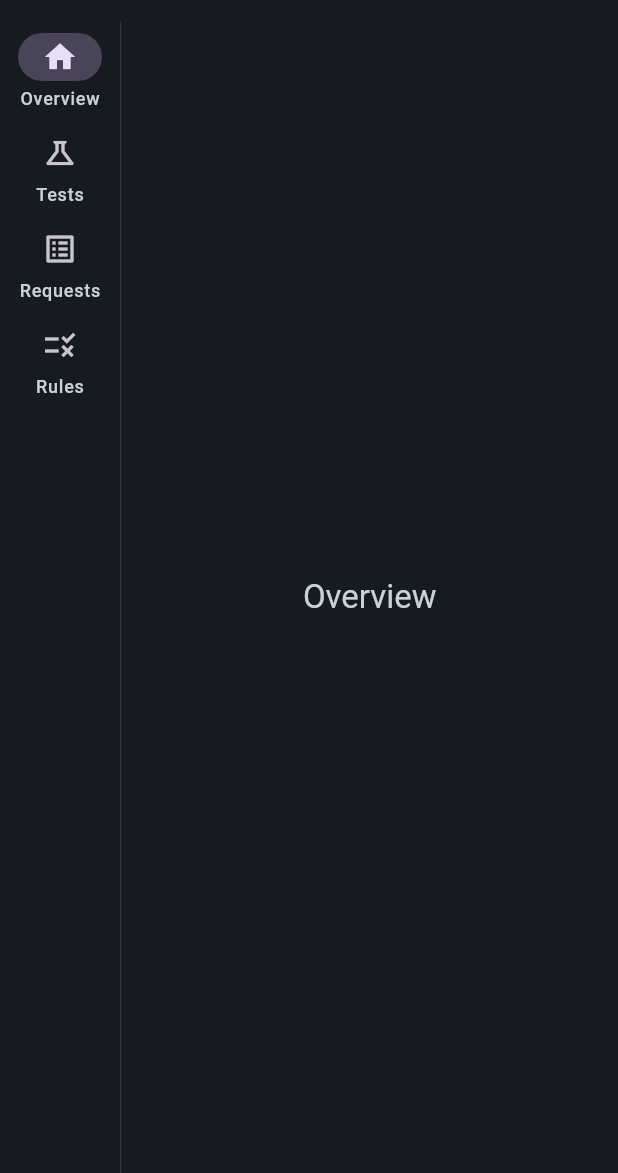
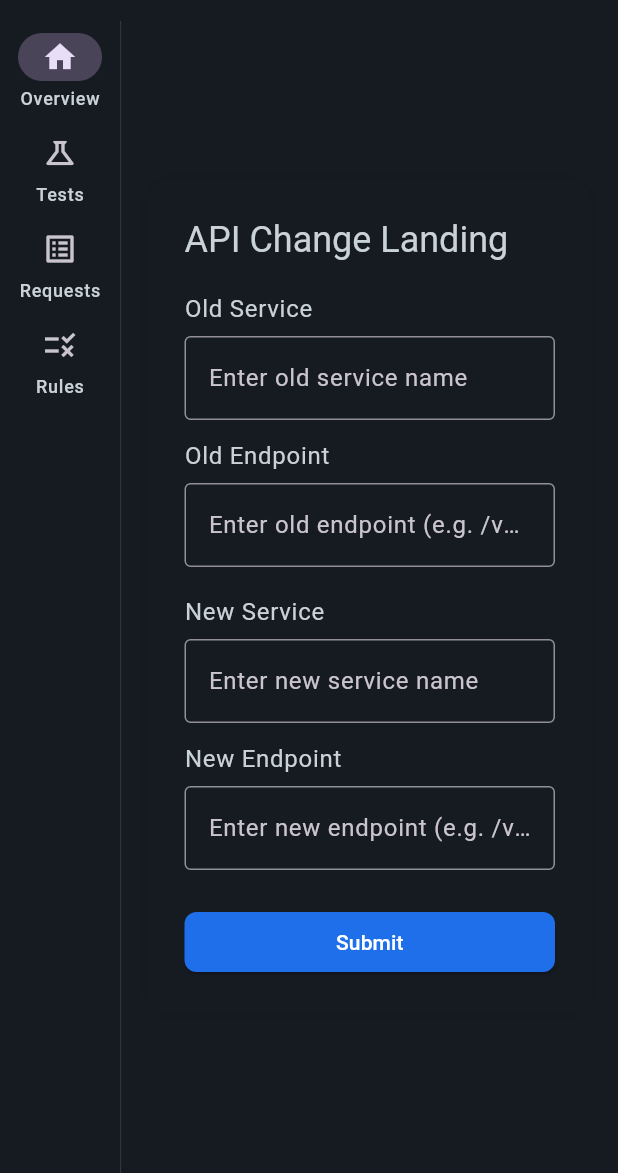
Before and after one commit to Arian04/UpGuardian, a Flutter app: the screen it shows after launch, after a tap on "Overview", on a phone screen of 412 x 824 dp, the part 63-1236 px from its top. Run offline on Flutter 3.47's test engine with Material 3 defaults, Android fonts, the phone set to English and light mode, and no system bars.

Commit message:
create input for endpoints

```diff
--- a/frontend/lib/my_home_page.dart
+++ b/frontend/lib/my_home_page.dart
@@ -10,6 +10,7 @@ class MyHomePage extends StatefulWidget {
 }
 
 class _MyHomePageState extends State<MyHomePage> {
+
   int _selectedIndex = 1; // default to API Changes
   int _selectedChangeIndex = 0;
 
@@ -18,6 +19,43 @@ class _MyHomePageState extends State<MyHomePage> {
     'example/repo',
   ];
   String _selectedRepo = 'arian04/upguardian';
+
+  // Controllers for landing page inputs
+  final TextEditingController _oldServiceController = TextEditingController();
+  final TextEditingController _oldEndpointController = TextEditingController();
+  final TextEditingController _newServiceController = TextEditingController();
+  final TextEditingController _newEndpointController = TextEditingController();
+
+  // Temporary variables to store input
+  String oldService = '';
+  String oldEndpoint = '';
+  String newService = '';
+  String newEndpoint = '';
+
+  @override
+  void dispose() {
+    _oldServiceController.dispose();
+    _oldEndpointController.dispose();
+    _newServiceController.dispose();
+    _newEndpointController.dispose();
+    super.dispose();
+  }
+
+  void _showAlert(String message) {
+    showDialog(
+      context: context,
+      builder: (context) => AlertDialog(
+        title: const Text('Input Error'),
+        content: Text(message),
+        actions: [
+          TextButton(
+            onPressed: () => Navigator.of(context).pop(),
+            child: const Text('OK'),
+          ),
+        ],
+      ),
+    );
+  }
 
   @override
   Widget build(BuildContext context) {
@@ -104,7 +142,81 @@ class _MyHomePageState extends State<MyHomePage> {
   Widget _buildMainContent(ThemeData theme, Color textColor, Color surface) {
     switch (_selectedIndex) {
       case 0:
-        return Center(child: Text('Overview', style: theme.textTheme.titleLarge));
+        // Landing page: input for old/new service and endpoint
+        final inputStyle = theme.textTheme.bodyLarge?.copyWith(color: textColor);
+        return Center(
+          child: Container(
+            constraints: const BoxConstraints(maxWidth: 400),
+            padding: const EdgeInsets.all(24),
+            decoration: BoxDecoration(
+              color: surface,
+              borderRadius: BorderRadius.circular(16),
+              boxShadow: [BoxShadow(color: Colors.black12, blurRadius: 8)],
+            ),
+            child: Column(
+              mainAxisSize: MainAxisSize.min,
+              crossAxisAlignment: CrossAxisAlignment.stretch,
+              children: [
+                Text('API Change Landing', style: theme.textTheme.headlineSmall),
+                const SizedBox(height: 18),
+                Text('Old Service', style: inputStyle),
+                const SizedBox(height: 6),
+                TextField(
+                  controller: _oldServiceController,
+                  decoration: const InputDecoration(
+                    hintText: 'Enter old service name',
+                    border: OutlineInputBorder(),
+                  ),
+                ),
+                const SizedBox(height: 12),
+                Text('Old Endpoint', style: inputStyle),
+                const SizedBox(height: 6),
+                TextField(
+                  controller: _oldEndpointController,
+                  decoration: const InputDecoration(
+                    hintText: 'Enter old endpoint (e.g. /v1/users)',
+                    border: OutlineInputBorder(),
+                  ),
+                ),
+                const SizedBox(height: 18),
+                Text('New Service', style: inputStyle),
+                const SizedBox(height: 6),
+                TextField(
+                  controller: _newServiceController,
+                  decoration: const InputDecoration(
+                    hintText: 'Enter new service name',
+                    border: OutlineInputBorder(),
+                  ),
+                ),
+                const SizedBox(height: 12),
+                Text('New Endpoint', style: inputStyle),
+                const SizedBox(height: 6),
+                TextField(
+                  controller: _newEndpointController,
+                  decoration: const InputDecoration(
+                    hintText: 'Enter new endpoint (e.g. /v2/users)',
+                    border: OutlineInputBorder(),
+                  ),
+                ),
+                const SizedBox(height: 24),
+                ElevatedButton(
+                  onPressed: () {
+                    oldService = _oldServiceController.text.trim();
+                    oldEndpoint = _oldEndpointController.text.trim();
+                    newService = _newServiceController.text.trim();
+                    newEndpoint = _newEndpointController.text.trim();
+                    if (oldService.isEmpty || oldEndpoint.isEmpty || newService.isEmpty || newEndpoint.isEmpty) {
+                      _showAlert('All fields are required. Please fill out every field.');
+                      return;
+                    }
+                    // You can use the variables here for further logic
+                  },
+                  child: const Text('Submit'),
+                ),
+              ],
+            ),
+          ),
+        );
       case 1:
         // simplified API Changes view (keeps repo selector and a change list)
         return Column(
```
